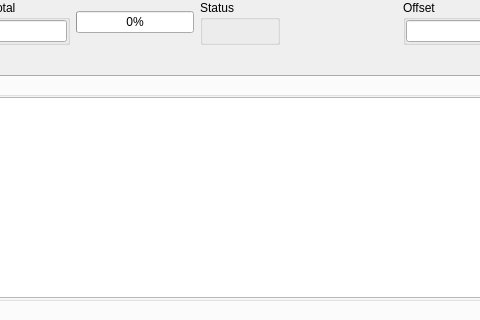
Old version of the form xentropywidget.ui in the repository horsicq/XEntropyWidget; both pictures show x 136 to 616 and y 0 to 320 of the 866 by 561 pixel window.
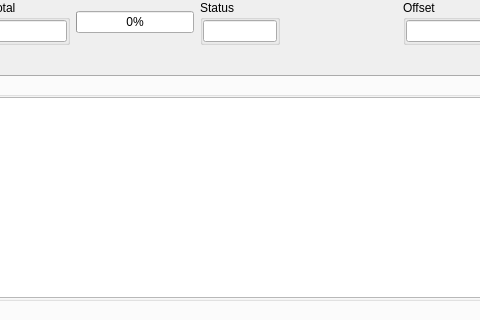
New version of the form. Custom widgets are drawn as their Qt base class.

What changed in the file:
```diff
--- a/xentropywidget.ui
+++ b/xentropywidget.ui
@@ -139,13 +139,13 @@
          <number>0</number>
         </property>
         <item>
-         <widget class="QLabel" name="labelStatus">
-          <property name="text">
-           <string/>
-          </property>
+         <widget class="QLineEdit" name="lineEditStatus">
           <property name="alignment">
            <set>Qt::AlignCenter</set>
           </property>
+          <property name="readOnly">
+           <bool>true</bool>
+          </property>
          </widget>
         </item>
        </layout>
```
